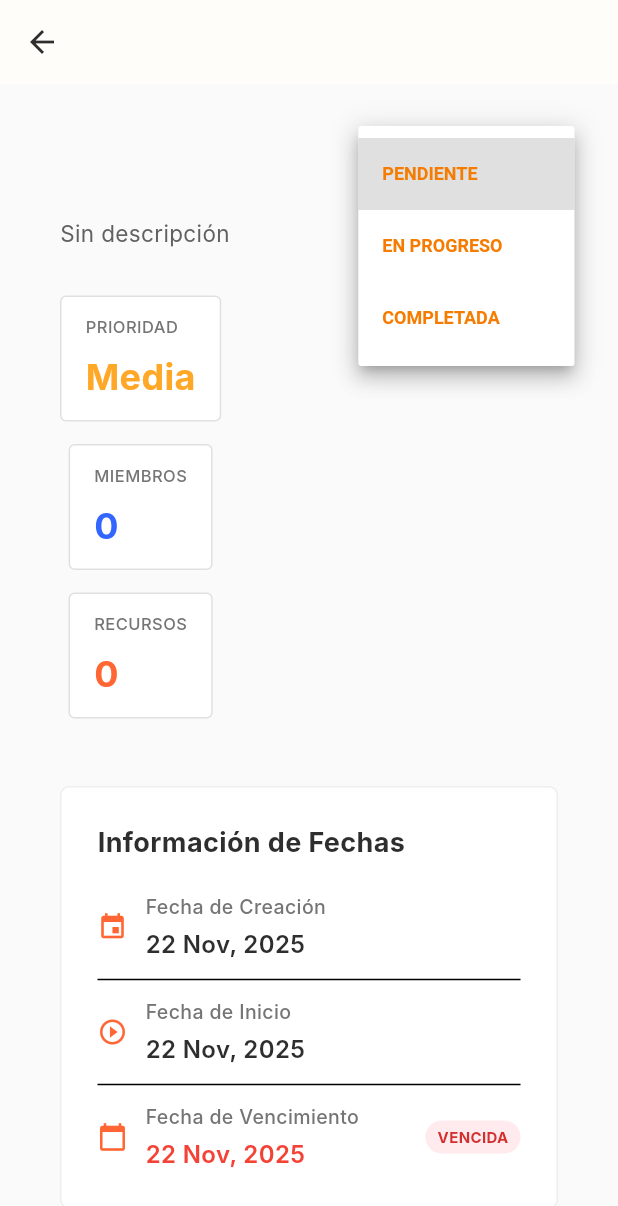
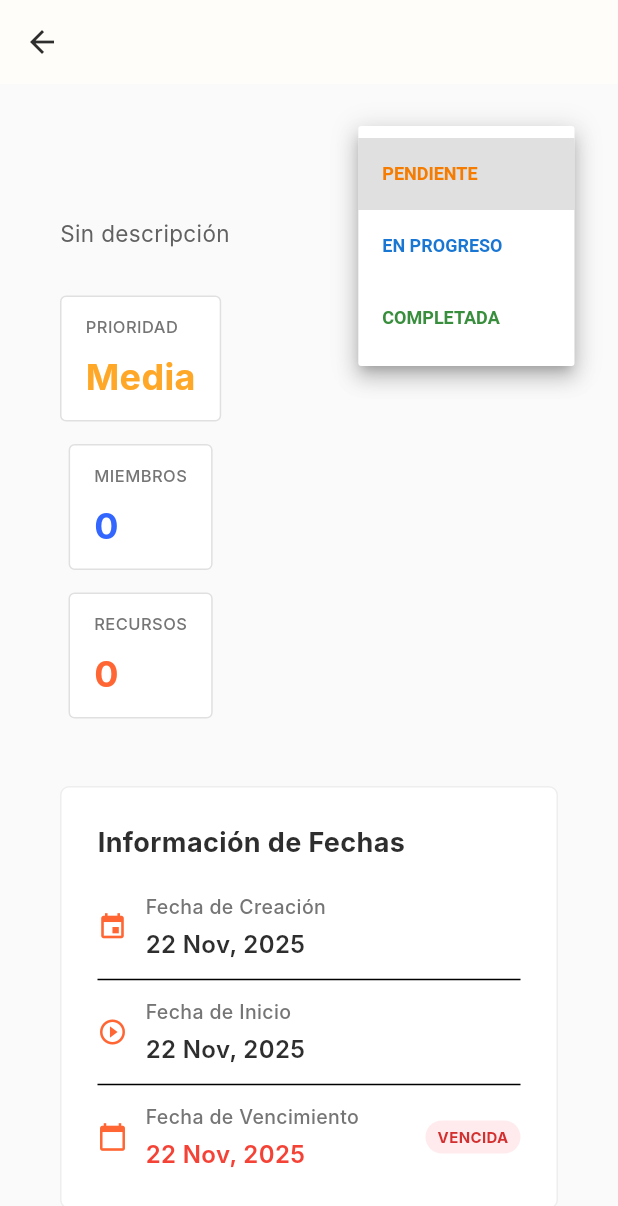
Before and after one commit to Pecathf/Sistema-de-Info, a Flutter app: the PantallaDetalleTarea screen opened directly with empty values, after a tap on "PENDIENTE", on a phone screen of 412 x 824 dp. Shown: the top 1206 px of the screen. Run offline on Flutter 3.47's test engine with Material 3 defaults, Android fonts, the phone set to English and light mode, and no system bars; our stand-ins replace cloud_firestore, firebase_auth, firebase_core; accounts and stored records are empty; network calls fail; Roboto replaces fonts that are missing (Inter).

Commit message:
Implementacion de barras de progreso y status

```diff
--- a/lib/central/constantes/colores.dart
+++ b/lib/central/constantes/colores.dart
@@ -13,4 +13,14 @@ class AppColors {
   static const Color lightGrey = Color(0xFFE0E0E0);
   static const Color softOrange = Color(0xFFFF8C66); // Un tono más suave para el botón de Iniciar Sesión
 
+  // Estados de Proyectos y Tareas
+  static final Color estadoActivo = Colors.orange.shade700;        // Naranja para Activo/Pendiente
+  static final Color estadoEnProgreso = Colors.blue.shade700;      // Azul para En Progreso
+  static final Color estadoCompletado = Colors.green.shade700;     // Verde para Completado/Completada
+  static final Color estadoPausado = Colors.orange.shade700;       // Naranja para En Pausa
+
+  // Prioridades de Tareas
+  static final Color prioridadAlta = Colors.red.shade400;
+  static final Color prioridadMedia = Colors.orange.shade400;
+  static final Color prioridadBaja = Colors.blue.shade400;
 }
--- a/lib/funcionalidades/Pantallas/tareas/pantalla_crear_tarea.dart
+++ b/lib/funcionalidades/Pantallas/tareas/pantalla_crear_tarea.dart
@@ -3,7 +3,7 @@ import 'package:firebase_auth/firebase_auth.dart';
 import 'package:sistem_proyect/central/constantes/modelos/usuario_model.dart';
 import 'package:sistem_proyect/central/constantes/modelos/recurso_model.dart';
 import 'package:sistem_proyect/central/constantes/modelos/task_model.dart';
-import 'package:sistem_proyect/central/constantes/servicios/task.service.dart';
+import 'package:sistem_proyect/central/constantes/servicios/task_service.dart';
 import 'package:sistem_proyect/central/constantes/servicios/resource_service.dart';
 import 'package:sistem_proyect/funcionalidades/Pantallas/tareas/task_member_selection.dart';
 import 'package:sistem_proyect/funcionalidades/Pantallas/Widgets/widgets_principal.dart';
--- a/lib/funcionalidades/Pantallas/tareas/pantalla_detalle_tarea.dart
+++ b/lib/funcionalidades/Pantallas/tareas/pantalla_detalle_tarea.dart
@@ -1,10 +1,10 @@
 import 'package:flutter/material.dart';
 import 'package:firebase_auth/firebase_auth.dart';
-import 'package:cloud_firestore/cloud_firestore.dart'; // Necesario para los comentarios
+import 'package:cloud_firestore/cloud_firestore.dart';
 import 'package:sistem_proyect/central/constantes/modelos/task_model.dart';
 import 'package:sistem_proyect/central/constantes/modelos/usuario_model.dart';
 import 'package:sistem_proyect/central/constantes/servicios/user_data_service.dart';
-import 'package:sistem_proyect/central/constantes/servicios/task.service.dart';
+import 'package:sistem_proyect/central/constantes/servicios/task_service.dart';
 import 'package:sistem_proyect/central/constantes/colores.dart';
 import 'package:intl/intl.dart';
 
@@ -41,7 +41,7 @@ class _PantallaDetalleTareaState extends State<PantallaDetalleTarea> {
 
   @override
   void dispose() {
-    _commentController.dispose(); // Limpiar memoria
+    _commentController.dispose();
     super.dispose();
   }
 
@@ -81,9 +81,8 @@ class _PantallaDetalleTareaState extends State<PantallaDetalleTarea> {
 
       if (!mounted) return;
 
-      // Clear input and hide keyboard only if widget is still mounted
       _commentController.clear();
-      FocusScope.of(context).unfocus(); // Ocultar teclado
+      FocusScope.of(context).unfocus();
     } catch (e) {
       if (mounted) {
         ScaffoldMessenger.of(context).showSnackBar(
@@ -97,7 +96,6 @@ class _PantallaDetalleTareaState extends State<PantallaDetalleTarea> {
 
   Future<void> _updateStatus(String newStatus) async {
     try {
-      // Corregido: Usamos widget.tarea.proyectoId como segundo parámetro
       await _taskService.updateTaskStatus(
           widget.tarea.id, widget.tarea.proyectoId, newStatus);
 
@@ -138,11 +136,11 @@ class _PantallaDetalleTareaState extends State<PantallaDetalleTarea> {
   Color _getPriorityColor(String prioridad) {
     switch (prioridad.toLowerCase()) {
       case 'alta':
-        return Colors.red.shade400;
+        return AppColors.prioridadAlta;
       case 'media':
-        return Colors.orange.shade400;
+        return AppColors.prioridadMedia;
       case 'baja':
-        return Colors.blue.shade400;
+        return AppColors.prioridadBaja;
       default:
         return Colors.grey.shade400;
     }
@@ -151,11 +149,11 @@ class _PantallaDetalleTareaState extends State<PantallaDetalleTarea> {
   Color _getStatusColor(String estado) {
     switch (estado.toLowerCase()) {
       case 'completada':
-        return Colors.green.shade700;
+        return AppColors.estadoCompletado;
       case 'en progreso':
-        return Colors.blue.shade700;
+        return AppColors.estadoEnProgreso;
       case 'pendiente':
-        return Colors.orange.shade700;
+        return AppColors.estadoActivo;
       default:
         return Colors.grey.shade700;
     }
@@ -198,7 +196,6 @@ class _PantallaDetalleTareaState extends State<PantallaDetalleTarea> {
           child: Column(
             crossAxisAlignment: CrossAxisAlignment.start,
             children: [
-              // Cabecera y Estado
               Row(
                 mainAxisAlignment: MainAxisAlignment.spaceBetween,
                 children: [
@@ -232,11 +229,42 @@ class _PantallaDetalleTareaState extends State<PantallaDetalleTarea> {
                             color: _getStatusColor(_currentStatus),
                             fontWeight: FontWeight.bold,
                             fontSize: 12),
-                        items: ['Pendiente', 'En Progreso', 'Completada']
-                            .map((String estado) {
-                          return DropdownMenuItem<String>(
-                              value: estado, child: Text(estado.toUpperCase()));
-                        }).toList(),
+                        dropdownColor: Colors.white,
+                        items: [
+                          DropdownMenuItem(
+                            value: 'Pendiente',
+                            child: Text(
+                              'PENDIENTE',
+                              style: TextStyle(
+                                color: AppColors.estadoActivo,
+                                fontWeight: FontWeight.bold,
+                                fontSize: 12,
+                              ),
+                            ),
+                          ),
+                          DropdownMenuItem(
+                            value: 'En Progreso',
+                            child: Text(
+                              'EN PROGRESO',
+                              style: TextStyle(
+                                color: AppColors.estadoEnProgreso,
+                                fontWeight: FontWeight.bold,
+                                fontSize: 12,
+                              ),
+                            ),
+                          ),
+                          DropdownMenuItem(
+                            value: 'Completada',
+                            child: Text(
+                              'COMPLETADA',
+                              style: TextStyle(
+                                color: AppColors.estadoCompletado,
+                                fontWeight: FontWeight.bold,
+                                fontSize: 12,
+                              ),
+                            ),
+                          ),
+                        ],
                         onChanged: (v) => (v != null && v != _currentStatus)
                             ? _updateStatus(v)
                             : null,
@@ -253,7 +281,6 @@ class _PantallaDetalleTareaState extends State<PantallaDetalleTarea> {
                 style: TextStyle(
                     fontSize: 15, color: Colors.grey.shade700, height: 1.5),
               ),
-
               const SizedBox(height: 30),
               _buildInfoCards(),
               const SizedBox(height: 30),
@@ -263,10 +290,7 @@ class _PantallaDetalleTareaState extends State<PantallaDetalleTarea> {
               const SizedBox(height: 30),
               _buildMembersSection(),
               const SizedBox(height: 30),
-
-              // --- SECCIÓN COMENTARIOS FUNCIONAL ---
               _buildCommentsSection(),
-
               const SizedBox(height: 30),
               Center(
                 child: ElevatedButton(
@@ -293,7 +317,7 @@ class _PantallaDetalleTareaState extends State<PantallaDetalleTarea> {
     );
   }
 
-  // --- COMENTARIOS (MODIFICADO PARA FUNCIONAR) ---
+  // --- COMENTARIOS ---
   Widget _buildCommentsSection() {
     return Container(
       padding: const EdgeInsets.all(24),
@@ -444,7 +468,7 @@ class _PantallaDetalleTareaState extends State<PantallaDetalleTarea> {
     );
   }
 
-  // --- WIDGETS DE INFORMACIÓN (NO CAMBIADOS) ---
+  // --- WIDGETS DE INFORMACIÓN ---
 
   Widget _buildInfoCards() {
     return LayoutBuilder(builder: (context, constraints) {
```
Also changed, not shown: lib/central/constantes/servicios/project_service.dart (+31 -8 lines), lib/central/constantes/servicios/task_service.dart (renamed from lib/central/constantes/servicios/task.service.dart, +48 -26 lines), lib/funcionalidades/Pantallas/proyectos/pantalla_detalle_proyecto.dart (+8 -9 lines), lib/funcionalidades/Pantallas/proyectos/pantalla_listado_proyectos.dart (+28 -11 lines), lib/funcionalidades/Pantallas/proyectos/project_card_widget.dart (+14 -12 lines).
